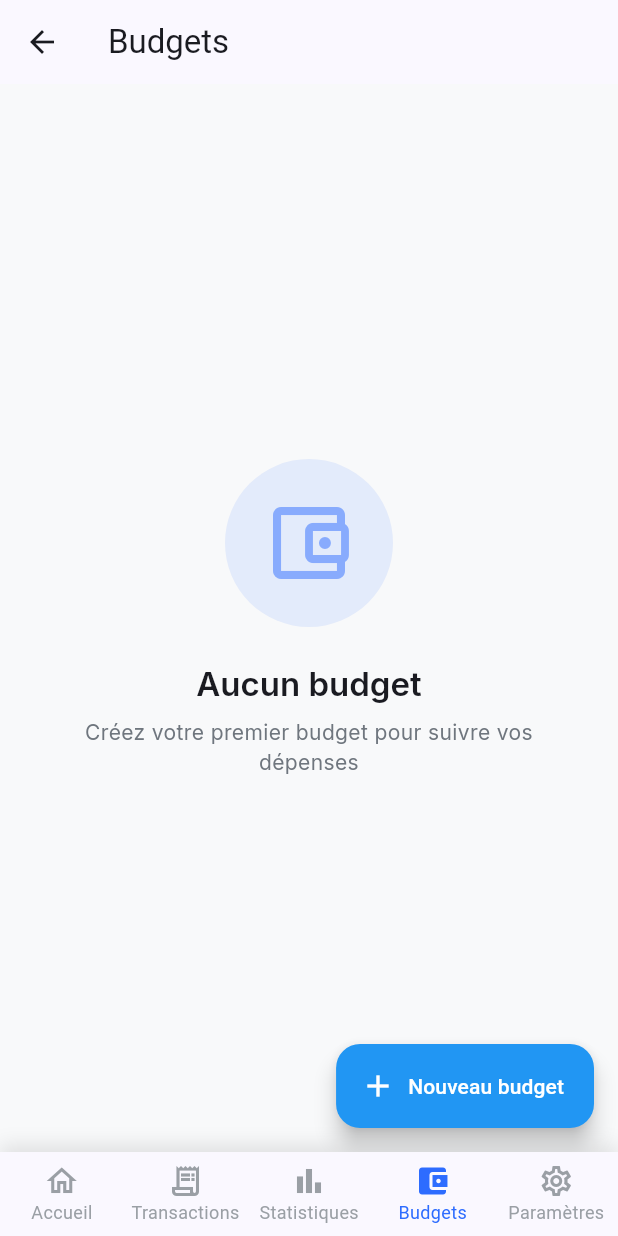
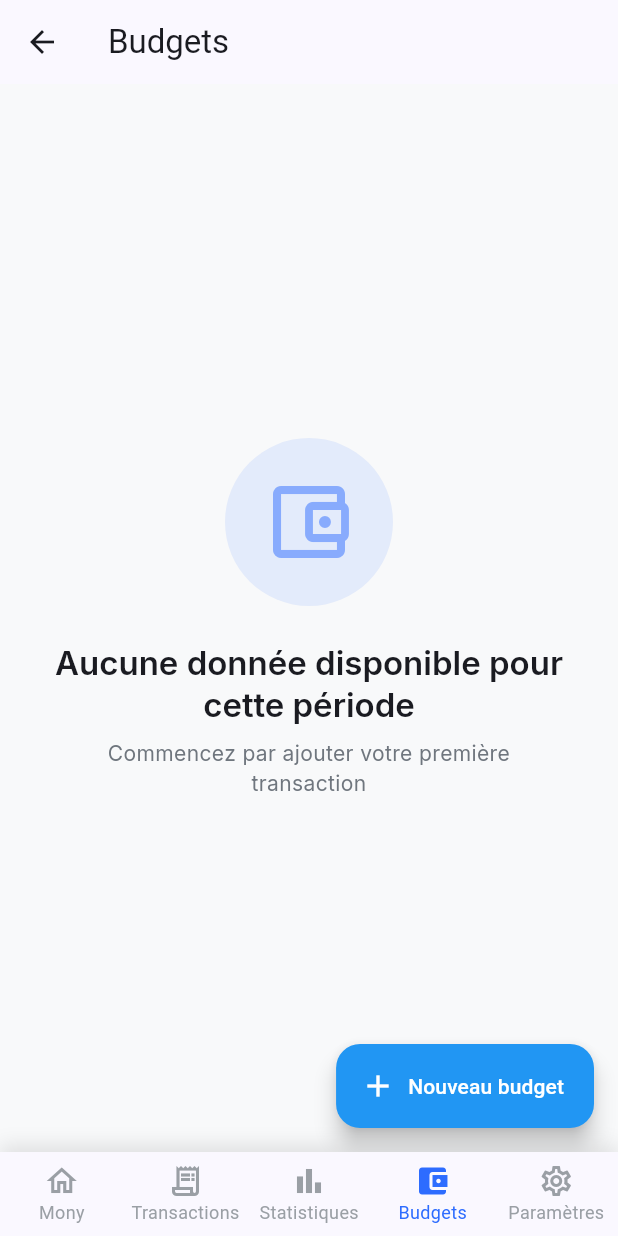
Before and after one commit to MohamedF2001/mony, a Flutter app: the MainNavigationScreen screen opened by its route, item 4 of the bottom bar chosen, on a phone screen of 412 x 824 dp. Run offline on Flutter 3.47's test engine with Material 3 defaults, Android fonts, the phone set to English and light mode, and no system bars; our stand-ins replace connectivity_plus, dartz, dio, equatable, fl_chart, flutter_dotenv and 13 more; missing offline and left inert: excel, universal_html; accounts and stored records are empty; network calls fail; statements that could not run were skipped.

Commit message:
Fix language/currency flow and missing localizations
- Move language/currency selection to the start of onboarding.
- Create InitialSettingsScreen for mandatory selection by existing users.
- Update NavigationService to enforce the selection path.
- Localize MainNavigationScreen (navbar), StatisticsScreen, and BudgetScreen.
- Update AppSettingsNotifier to track preference selection state.

Co-authored-by: MohamedF2001 <61611072+MohamedF2001@users.noreply.github.com>

```diff
--- a/lib/features/budget/presentation/screens/budget_screen.dart
+++ b/lib/features/budget/presentation/screens/budget_screen.dart
@@ -2,6 +2,7 @@
 
 import 'package:flutter/material.dart';
 import 'package:flutter_riverpod/flutter_riverpod.dart';
+import 'package:mony/l10n/app_localizations.dart';
 import '../../../../core/constants/app_colors.dart';
 import '../../../../core/constants/app_typography.dart';
 import '../../../../core/utils/formatters.dart';
@@ -15,13 +16,14 @@ class BudgetScreen extends ConsumerWidget {
 
   @override
   Widget build(BuildContext context, WidgetRef ref) {
+    final l10n = AppLocalizations.of(context)!;
     final budgetState = ref.watch(budgetProvider);
     final budgetsWithSpending = ref.watch(budgetWithSpendingProvider);
 
     return Scaffold(
       backgroundColor: AppColors.background,
       appBar: AppBar(
-        title: const Text('Budgets'),
+        title: Text(l10n.budgets),
         /*actions: [
           IconButton(
             onPressed: () {
@@ -36,18 +38,15 @@ class BudgetScreen extends ConsumerWidget {
         backgroundColor: Colors.blue,
         onPressed: () => _showAddBudgetDialog(context),
         icon: const Icon(Icons.add),
-        label: const Text('Nouveau budget'),
+        label: Text(l10n.newBudget),
       ),
       body: budgetState.isLoading
           ? const Center(child: CircularProgressIndicator())
           : budgetsWithSpending.isEmpty
-              ? const EmptyState(
+              ? EmptyState(
                   icon: Icons.account_balance_wallet_outlined,
-                  title: 'Aucun budget',
-                  subtitle:
-                      'Créez votre premier budget pour suivre vos dépenses',
-                  //actionLabel: 'Créer un budget',
-                  //onAction: () => _showAddBudgetDialog(context),
+                  title: l10n.noDataAvailable, // Assuming this for empty budget
+                  subtitle: l10n.startByAddingTransaction, // Or similar
                 )
               : ListView(
                   padding: const EdgeInsets.all(16),
@@ -59,7 +58,7 @@ class BudgetScreen extends ConsumerWidget {
 
                     // Budgets List
                     Text(
-                      'Vos budgets',
+                      l10n.budgets,
                       style: AppTypography.textTheme.titleLarge?.copyWith(
                         fontWeight: FontWeight.w700,
                       ),
@@ -98,12 +97,13 @@ class BudgetScreen extends ConsumerWidget {
   }
 
   void _deleteBudget(BuildContext context, WidgetRef ref, budget) {
+    final l10n = AppLocalizations.of(context)!;
     showDialog(
       context: context,
       builder: (context) => AlertDialog(
-        title: const Text('Supprimer le budget'),
+        title: Text(l10n.deleteBudget),
         content: Text(
-          'Êtes-vous sûr de vouloir supprimer le budget "${budget.category}" ?',
+          '${l10n.confirmDelete} "${budget.category}" ?',
         ),
         actions: [
           TextButton(
@@ -115,7 +115,7 @@ class BudgetScreen extends ConsumerWidget {
               ),
             ),
             onPressed: () => Navigator.pop(context),
-            child: const Text('Annuler'),
+            child: Text(l10n.cancel),
           ),
           TextButton(
             onPressed: () async {
@@ -125,14 +125,14 @@ class BudgetScreen extends ConsumerWidget {
               if (!context.mounted) return;
 
               ScaffoldMessenger.of(context).showSnackBar(
-                const SnackBar(
-                  content: Text('Budget supprimé'),
+                SnackBar(
+                  content: Text(l10n.budgetDeleted),
                   backgroundColor: AppColors.success,
                 ),
               );
             },
             style: TextButton.styleFrom(foregroundColor: AppColors.error),
-            child: const Text('Supprimer'),
+            child: Text(l10n.delete),
           ),
         ],
       ),
@@ -147,6 +147,7 @@ class _BudgetSummaryCard extends StatelessWidget {
 
   @override
   Widget build(BuildContext context) {
+    final l10n = AppLocalizations.of(context)!;
     final totalBudget = budgets.fold(0.0, (sum, b) => sum + b['budget'].amount);
     final totalSpent = budgets.fold(0.0, (sum, b) => sum + b['spent']);
     final totalRemaining = totalBudget - totalSpent;
@@ -168,7 +169,7 @@ class _BudgetSummaryCard extends StatelessWidget {
         crossAxisAlignment: CrossAxisAlignment.start,
         children: [
           Text(
-            'Budget Total',
+            'Total ${l10n.budgets}',
             style: AppTypography.textTheme.titleMedium?.copyWith(
               color: AppColors.white.withOpacity(0.9),
             ),
@@ -188,7 +189,7 @@ class _BudgetSummaryCard extends StatelessWidget {
                   crossAxisAlignment: CrossAxisAlignment.start,
                   children: [
                     Text(
-                      'Dépensé',
+                      l10n.expenses,
                       style: AppTypography.textTheme.labelSmall?.copyWith(
                         color: AppColors.white.withOpacity(0.8),
                       ),
--- a/lib/features/home/presentation/screens/main_navigation_screen.dart
+++ b/lib/features/home/presentation/screens/main_navigation_screen.dart
@@ -3,6 +3,7 @@
 import 'package:flutter/material.dart';
 import 'package:flutter_riverpod/flutter_riverpod.dart';
 import 'package:mony/features/transaction/presentation/screens/transaction_list_sreen.dart';
+import 'package:mony/l10n/app_localizations.dart';
 import '../../../../core/constants/app_colors.dart';
 import '../../../dashboard/presentation/screens/dashboard_screen.dart';
 import '../../../profile/presentation/screens/user_profile_screen.dart';
@@ -32,6 +33,8 @@ class _MainNavigationScreenState extends ConsumerState<MainNavigationScreen> {
 
   @override
   Widget build(BuildContext context) {
+    final l10n = AppLocalizations.of(context)!;
+
     return Scaffold(
       body: IndexedStack(
         index: _currentIndex,
@@ -58,31 +61,31 @@ class _MainNavigationScreenState extends ConsumerState<MainNavigationScreen> {
           selectedFontSize: 12,
           unselectedFontSize: 12,
           elevation: 0,
-          items: const [
+          items: [
             BottomNavigationBarItem(
-              icon: Icon(Icons.home_outlined),
-              activeIcon: Icon(Icons.home),
-              label: 'Accueil',
+              icon: const Icon(Icons.home_outlined),
+              activeIcon: const Icon(Icons.home),
+              label: l10n.appTitle, // Or home if available, appTitle is often used for home
             ),
             BottomNavigationBarItem(
-              icon: Icon(Icons.receipt_long_outlined),
-              activeIcon: Icon(Icons.receipt_long),
-              label: 'Transactions',
+              icon: const Icon(Icons.receipt_long_outlined),
+              activeIcon: const Icon(Icons.receipt_long),
+              label: l10n.transactions,
             ),
             BottomNavigationBarItem(
-              icon: Icon(Icons.bar_chart_outlined),
-              activeIcon: Icon(Icons.bar_chart),
-              label: 'Statistiques',
+              icon: const Icon(Icons.bar_chart_outlined),
+              activeIcon: const Icon(Icons.bar_chart),
+              label: l10n.statistics,
             ),
             BottomNavigationBarItem(
-              icon: Icon(Icons.account_balance_wallet_outlined),
-              activeIcon: Icon(Icons.account_balance_wallet),
-              label: 'Budgets',
+              icon: const Icon(Icons.account_balance_wallet_outlined),
+              activeIcon: const Icon(Icons.account_balance_wallet),
+              label: l10n.budgets,
             ),
             BottomNavigationBarItem(
-              icon: Icon(Icons.settings_outlined),
-              activeIcon: Icon(Icons.settings),
-              label: 'Paramètres',
+              icon: const Icon(Icons.settings_outlined),
+              activeIcon: const Icon(Icons.settings),
+              label: l10n.settings,
             ),
           ],
         ),
```
Also changed, not shown: lib/features/statistics/presentation/screens/statistics_screen.dart (+18 -14 lines).
